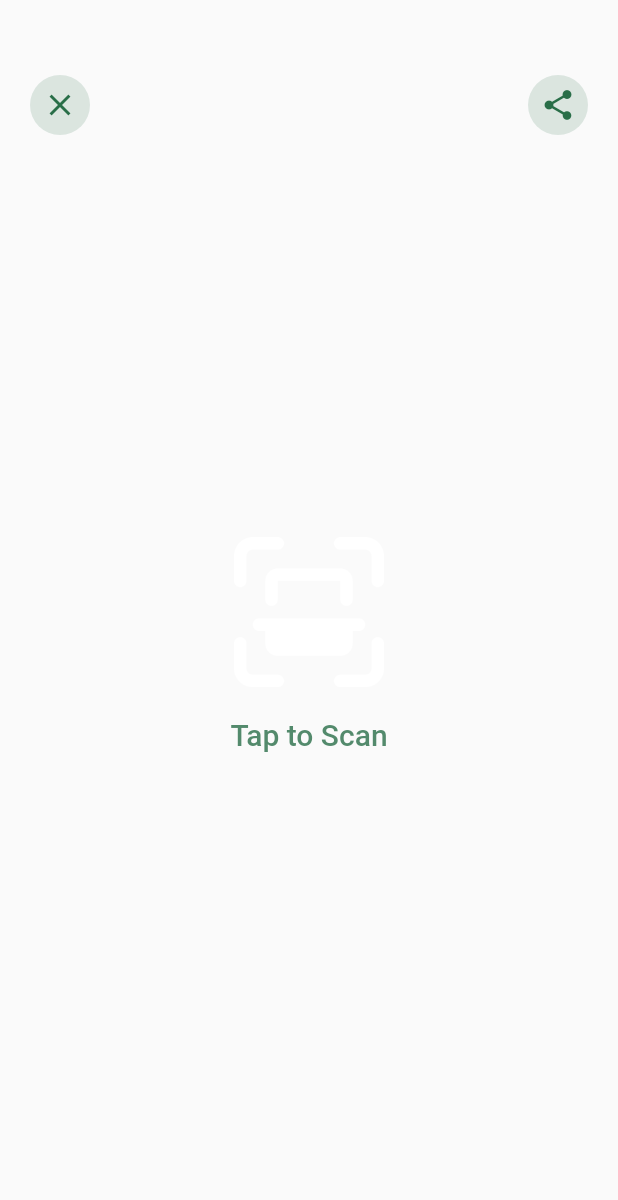
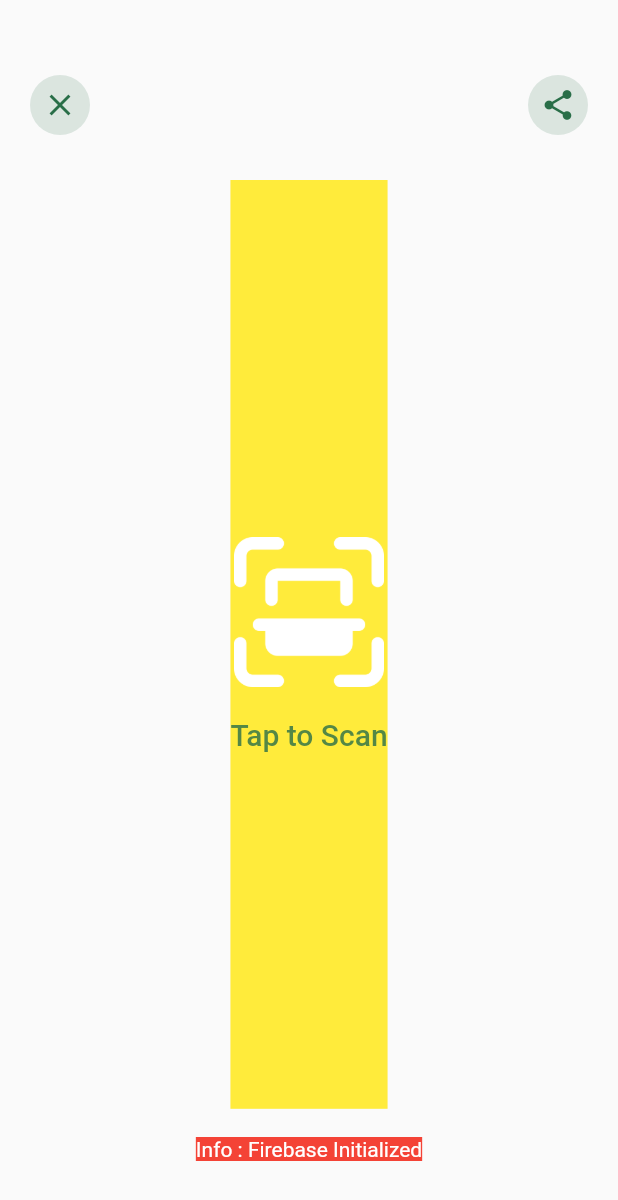
Before and after one commit to urfanadjie/smartHolticulture4, a Flutter app: the ScanPage screen opened directly, on a phone screen of 412 x 824 dp. Shown: the top 1200 px of the screen. Run offline on Flutter 3.47's test engine with Material 2 defaults, Android fonts, the light colour scheme and no system bars; our stand-ins replace animated_bottom_navigation_bar, firebase_core, firebase_database, google_nav_bar, page_transition; accounts and stored records are empty.

Commit message:
Integrasi Firebase

```diff
--- a/lib/main.dart
+++ b/lib/main.dart
@@ -1,7 +1,7 @@
 import 'package:flutter/material.dart';
 import 'package:smart_holticulture_4/ui/onboarding_screen.dart';
 
-void main() {
+void main() async {
   runApp(const MyApp());
 }
 
@@ -13,6 +13,7 @@ class MyApp extends StatefulWidget {
 }
 
 class _MyAppState extends State<MyApp> {
+
   // This widget is the root of your application.
   @override
   Widget build(BuildContext context) {
--- a/lib/ui/onboarding_screen.dart
+++ b/lib/ui/onboarding_screen.dart
@@ -100,8 +100,10 @@ class _OnboardingScreenState extends State<OnboardingScreen> {
                             curve: Curves.easeIn);
                       }
                     } else {
-                      Navigator.pushReplacement(context,
-                          MaterialPageRoute(builder: (_) => const SignInPage()));
+                      Navigator.pushReplacement(
+                          context,
+                          MaterialPageRoute(
+                              builder: (_) => const SignInPage()));
                     }
                   });
                 },
--- a/lib/ui/scan_page.dart
+++ b/lib/ui/scan_page.dart
@@ -1,5 +1,7 @@
+import 'package:firebase_core/firebase_core.dart';
 import 'package:flutter/material.dart';
 import 'package:smart_holticulture_4/constants/constants_value.dart';
+import 'package:smart_holticulture_4/ui/screens/monitoring/plant_aglaonema.dart';
 
 class ScanPage extends StatefulWidget {
   const ScanPage({Key? key}) : super(key: key);
@@ -9,6 +11,9 @@ class ScanPage extends StatefulWidget {
 }
 
 class _ScanPageState extends State<ScanPage> {
+  final Future<FirebaseApp> _fApp = Firebase.initializeApp();
+  String realTimeValue = '0';
+
   @override
   Widget build(BuildContext context) {
     Size size = MediaQuery.of(context).size;
@@ -52,7 +57,9 @@ class _ScanPageState extends State<ScanPage> {
                       color: Constants.primaryColor.withOpacity(.15),
                     ),
                     child: IconButton(
-                      onPressed: () {},
+                      onPressed: () {
+                        Navigator.push(context, MaterialPageRoute (builder: (BuildContext context) => PlantAglaonema(),),);
+                      },
                       icon: Icon(
                         Icons.share,
                         color: Constants.primaryColor,
@@ -72,6 +79,8 @@ class _ScanPageState extends State<ScanPage> {
               height: size.height * .8,
               padding: const EdgeInsets.all(20),
               child: Center(
+                child: Container(
+                  color: Colors.yellow,
                   child: Column(
                     mainAxisAlignment: MainAxisAlignment.center,
                     crossAxisAlignment: CrossAxisAlignment.center,
@@ -96,6 +105,29 @@ class _ScanPageState extends State<ScanPage> {
                 ),
               ),
             ),
+          ),
+          Positioned(
+            bottom: 50,
+            right: 20,
+            left: 20,
+            child: Center(
+              child: Container(
+                color: Colors.red,
+                child: FutureBuilder(
+                  future: _fApp,
+                  builder: (context, snapshot) {
+                    if (snapshot.hasError) {
+                      return const Text("Something wrong with Firebase", style: TextStyle(color: Colors.white),);
+                    } else if (snapshot.hasData) {
+                      return const Text("Info : Firebase Initialized", style: TextStyle(color: Colors.white),);
+                    } else {
+                      return const CircularProgressIndicator();
+                    }
+                  },
+                ),
+              ),
+            ),
+          ),
         ],
       ),
     );
--- a/pubspec.yaml
+++ b/pubspec.yaml
@@ -32,6 +32,10 @@ dependencies:
     sdk: flutter
 
   google_nav_bar: ^5.0.6
+
+  firebase_core: ^2.13.1
+
+  firebase_database: ^10.2.2
 
   flutter_svg: ^2.0.6
   flutter_native_splash: ^2.3.0
```
Also changed, not shown: lib/ui/screens/monitoring/plant_aglaonema.dart (added, +91 -0 lines), pubspec.lock, 6 other files. Lines whose indentation alone changed are shown as unchanged.
